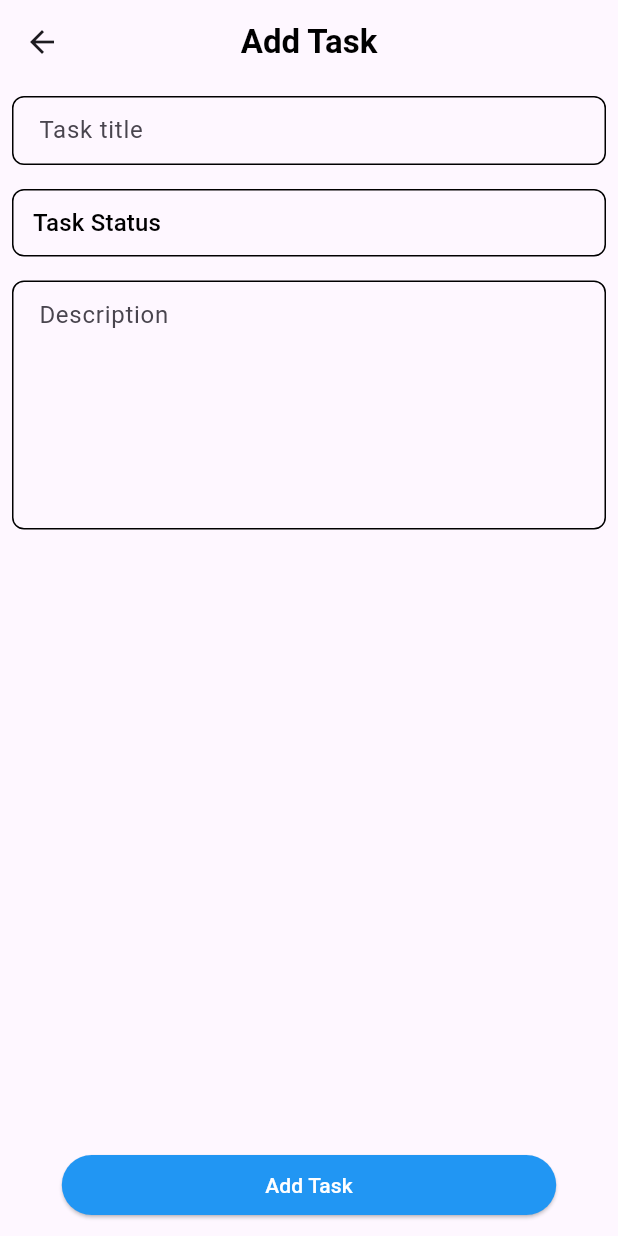
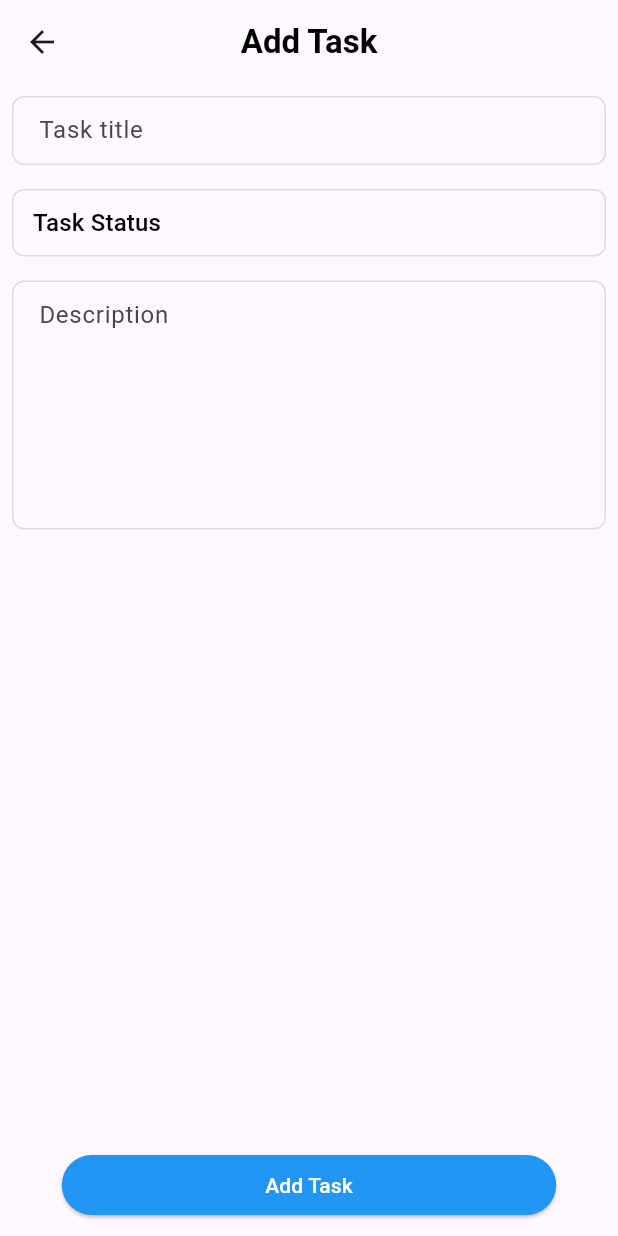
Before and after one commit to Pawan89844/Todo, a Flutter app: the AddTask screen opened directly, on a phone screen of 412 x 824 dp. Run offline on Flutter 3.47's test engine with Material 3 defaults, Android fonts, the phone set to English and light mode, and no system bars; our stand-ins replace yaml; missing offline and left inert: animator.

```diff
--- a/lib/module/home/view/home_view.dart
+++ b/lib/module/home/view/home_view.dart
@@ -2,6 +2,7 @@
 
 import 'package:flutter/cupertino.dart';
 import 'package:flutter/material.dart';
+import 'package:todo/style/theme/app_colors.dart';
 import 'package:todo/widgets/text/app_heading.dart';
 import 'package:todo/widgets/text/app_text.dart';
 
@@ -113,7 +114,7 @@ class HomeView extends StatelessWidget {
                       physics: const NeverScrollableScrollPhysics(),
                       itemBuilder: (context, index) {
                         return Card(
-                          color: const Color(0xFFF1F2F7),
+                          color: AppColor.cardColor,
                           child: ListTile(
                             title: AppText('Task ${index + 1}'),
                             subtitle: const Padding(
--- /dev/null
+++ b/lib/module/task/view model/task_details_view_model.dart
@@ -0,0 +1,12 @@
+import 'package:flutter/cupertino.dart';
+
+enum DescriptionEdit { active, complete }
+
+mixin TaskDetailsViewModel on ChangeNotifier {
+  DescriptionEdit? descriptionState;
+
+  void editDescription(DescriptionEdit state) {
+    descriptionState = state;
+    notifyListeners();
+  }
+}
--- a/lib/module/task/view model/task_view_model.dart
+++ b/lib/module/task/view model/task_view_model.dart
@@ -1,10 +1,11 @@
 import 'package:flutter/material.dart';
 import 'package:todo/data/task_status_model.dart';
 import 'package:todo/module/task/model/task_model.dart';
+import 'package:todo/module/task/view%20model/task_details_view_model.dart';
 import 'package:todo/module/task/view%20model/task_operations.dart';
 import 'package:todo/presentation/task_status.dart';
 
-class TaskViewModel extends ChangeNotifier with TaskOperations {
+class TaskViewModel extends ChangeNotifier with TaskDetailsViewModel {
   // Controllers
   final TextEditingController taskTitleController = TextEditingController();
   final TextEditingController taskDescriptionController =
--- a/lib/module/task/view/add_task.dart
+++ b/lib/module/task/view/add_task.dart
@@ -58,7 +58,7 @@ class AddTask extends StatelessWidget {
                 controller: value.taskDescriptionController),
             const Spacer(),
             AppElevatedButton(
-              onPressed: () => value.addTask(),
+              onPressed: () {},
               buttonName: 'Add Task',
             ),
             const SizedBox(height: 10.0)
--- /dev/null
+++ b/lib/style/theme/app_colors.dart
@@ -0,0 +1,5 @@
+import 'package:flutter/material.dart';
+
+class AppColor {
+  static Color cardColor = const Color(0xFFF1F2F7);
+}
--- a/lib/widgets/buttons/app_dropdown_button.dart
+++ b/lib/widgets/buttons/app_dropdown_button.dart
@@ -26,7 +26,7 @@ class _AppDropDownState<T> extends State<AppDropDown<T>> {
         height: 45.0,
         padding: const EdgeInsets.only(top: 10.0, left: 8.0),
         decoration: BoxDecoration(
-            border: Border.all(color: Colors.black),
+            border: Border.all(color: Colors.black12),
             borderRadius: BorderRadius.circular(8.0)),
         child: DropdownButton(
           hint: Padding(
--- a/lib/widgets/input/app_input_field.dart
+++ b/lib/widgets/input/app_input_field.dart
@@ -1,26 +1,32 @@
 import 'package:flutter/material.dart';
 
 class AppInputField extends StatelessWidget {
-  final String labelText;
+  final String? labelText, hintText;
   final TextEditingController controller;
   final EdgeInsetsGeometry? contentPadding;
   final int? maxLines, maxLength;
   final TextInputType? keyboardType;
   final TextInputAction? textInputAction;
+  final Widget? suffixIcon;
+  final void Function(String value)? onSubmitted;
   const AppInputField(
       {super.key,
-      required this.labelText,
+      this.labelText,
       required this.controller,
       this.contentPadding = const EdgeInsets.only(left: 14.0, top: 22.0),
       this.maxLines,
       this.maxLength,
       this.keyboardType,
-      this.textInputAction});
+      this.textInputAction,
+      this.hintText,
+      this.suffixIcon,
+      this.onSubmitted});
 
   @override
   Widget build(BuildContext context) {
-    final kBorder =
-        OutlineInputBorder(borderRadius: BorderRadius.circular(8.0));
+    final kBorder = OutlineInputBorder(
+        borderRadius: BorderRadius.circular(8.0),
+        borderSide: const BorderSide(color: Colors.black12));
     return Padding(
       padding: const EdgeInsets.all(8.0),
       child: TextField(
@@ -29,6 +35,7 @@ class AppInputField extends StatelessWidget {
         maxLines: maxLines,
         keyboardType: keyboardType,
         textInputAction: textInputAction,
+        onSubmitted: onSubmitted,
         decoration: InputDecoration(
             floatingLabelStyle: const TextStyle(color: Colors.blue),
             alignLabelWithHint: true,
@@ -38,7 +45,9 @@ class AppInputField extends StatelessWidget {
             contentPadding: contentPadding,
             border: kBorder,
             enabledBorder: kBorder,
-            focusedBorder: kBorder),
+            focusedBorder: kBorder,
+            hintText: hintText,
+            suffixIcon: suffixIcon),
       ),
     );
   }
```
Also changed, not shown: lib/module/task/components/task_details.dart (added, +98 -0 lines), lib/module/task/components/task_list.dart (added, +79 -0 lines), lib/module/task/view model/task_operations.dart (+14 -14 lines), lib/module/task/view/task_details_view.dart (added, +26 -0 lines), lib/module/task/view/task_view.dart (+7 -61 lines), lib/widgets/text/app_heading.dart (+5 -2 lines).
